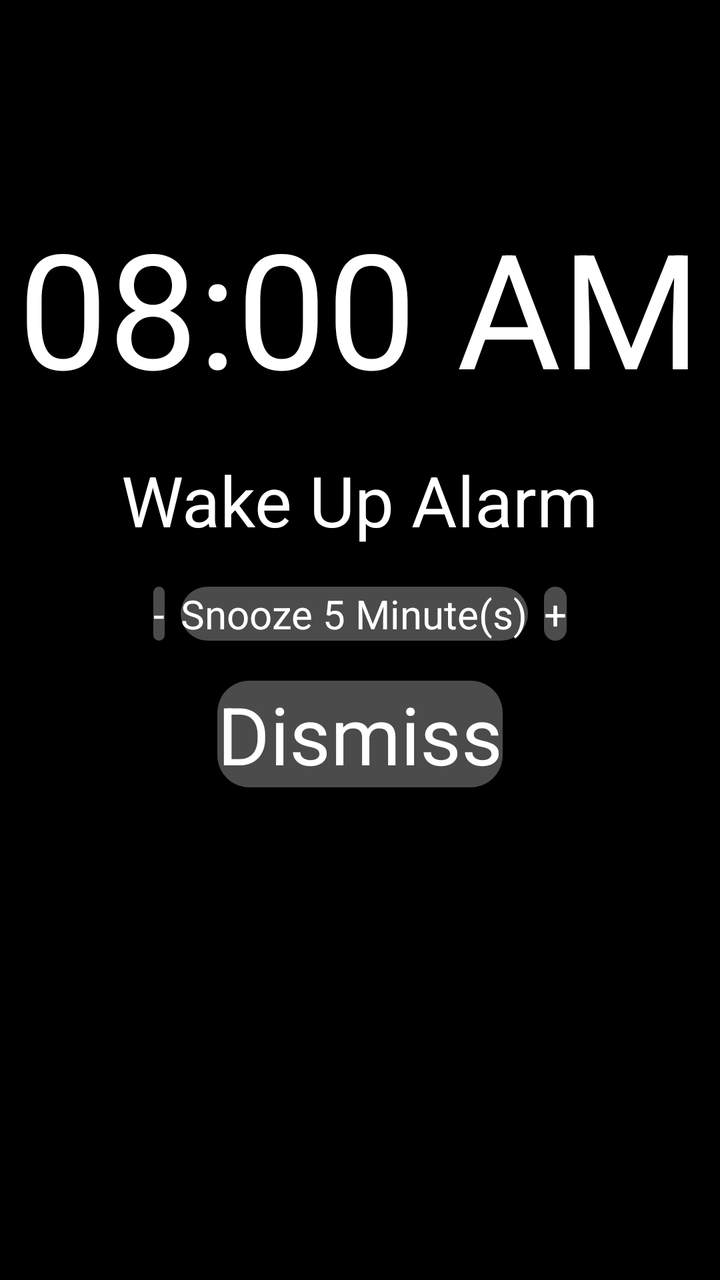
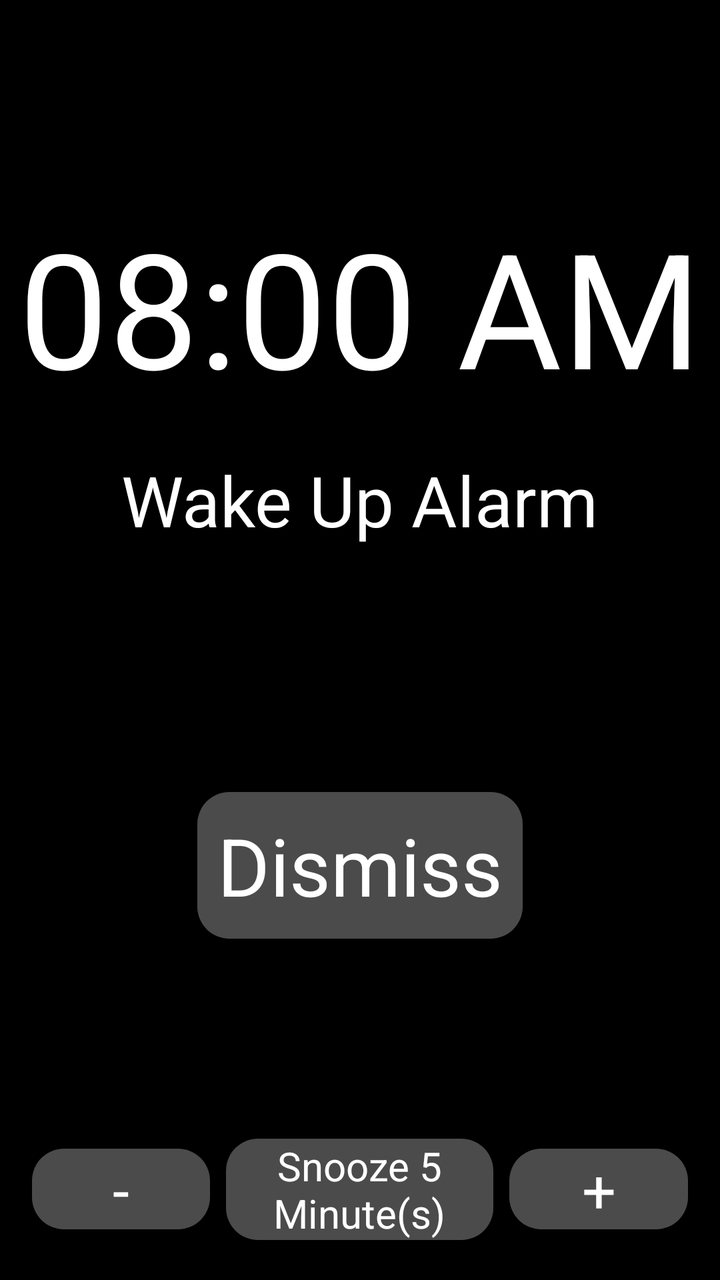

Compare the two renders of this Android layout. The source of the first and the diff that turns it into the second are given below.
<!-- AndroidManifest.xml: activity theme android:Theme.Translucent.NoTitleBar.Fullscreen -->
<!-- res/layout/activity_alarm_alert.xml -->
<?xml version="1.0" encoding="utf-8"?>
<androidx.constraintlayout.widget.ConstraintLayout xmlns:android="http://schemas.android.com/apk/res/android"
    android:layout_width="match_parent"
    android:layout_height="match_parent"
    android:background="@color/black">

    
    <LinearLayout
        android:layout_width="match_parent"
        android:layout_height="match_parent"
        android:orientation="vertical"
        android:gravity="center_horizontal">

        <TextView
            android:id="@+id/textViewAlarmTime"
            android:layout_width="wrap_content"
            android:layout_height="wrap_content"
            android:textColor="@color/white"
            android:textSize="80dp"
            android:text="08:00 AM"
            android:layout_marginTop="100dp" />

        <TextView
            android:id="@+id/textViewAlarmName"
            android:layout_width="wrap_content"
            android:layout_height="wrap_content"
            android:textColor="@color/white"
            android:textSize="35sp"
            android:layout_marginTop="20dp"
            android:text="Wake Up Alarm" />

        
        <LinearLayout
            android:layout_width="wrap_content"
            android:layout_height="wrap_content"
            android:orientation="horizontal"
            android:layout_marginTop="20dp">

            
            <Button
                android:id="@+id/buttonSnoozeMinus"
                android:layout_width="wrap_content"
                android:layout_height="wrap_content"
                android:layout_marginEnd="8dp"
                android:text="-"
                android:textSize="20sp"
                android:textColor="@color/white"
                android:backgroundTint="@color/clicked_item_background"
                android:background="@drawable/rounded_background"
                android:layout_alignParentLeft="true" />

            
            <Button
                android:id="@+id/buttonSnooze"
                android:layout_width="wrap_content"
                android:layout_height="wrap_content"
                android:text="Snooze 5 Minute(s)"
                android:textSize="20sp"
                android:textColor="@color/white"
                android:background="@drawable/rounded_background"
                android:backgroundTint="@color/clicked_item_background"
                android:layout_centerHorizontal="true" />

            
            <Button
                android:id="@+id/buttonSnoozePlus"
                android:layout_width="wrap_content"
                android:layout_height="wrap_content"
                android:layout_marginStart="8dp"
                android:text="+"
                android:textSize="20sp"
                android:textColor="@color/white"
                android:background="@drawable/rounded_background"
                android:backgroundTint="@color/clicked_item_background"
                android:layout_alignParentRight="true" />
        </LinearLayout>

        
        <Button
            android:id="@+id/buttonDismiss"
            android:layout_width="wrap_content"
            android:layout_height="wrap_content"
            android:layout_gravity="center_horizontal|bottom"
            android:backgroundTint="@color/clicked_item_background"
            android:textColor="@color/white"
            android:text="Dismiss"
            android:textSize="40dp"
            android:layout_marginTop="20dp"
            android:layout_centerHorizontal="true"
            android:background="@drawable/rounded_background" />
    </LinearLayout>

</androidx.constraintlayout.widget.ConstraintLayout>
<!-- resources referenced by this layout -->
<resources>
  <color name="black">#FF000000</color>
  <color name="clicked_item_background">#4b4b4b</color>
  <color name="white">#FFFFFFFF</color>
  <!-- drawable rounded_background (drawable) -->
  <?xml version="1.0" encoding="utf-8"?>
  <shape xmlns:android="http://schemas.android.com/apk/res/android">
      <solid android:color="#2C2C2C"/> 
      <corners android:radius="16dp"/> 
  </shape>
</resources>

<!-- the commit's change to res/layout/activity_alarm_alert.xml (unified diff, before → after) -->
@@ -2,14 +2,8 @@
 <androidx.constraintlayout.widget.ConstraintLayout xmlns:android="http://schemas.android.com/apk/res/android"
     android:layout_width="match_parent"
     android:layout_height="match_parent"
+    xmlns:app="http://schemas.android.com/apk/res-auto"
     android:background="@color/black">
-
-    
-    <LinearLayout
-        android:layout_width="match_parent"
-        android:layout_height="match_parent"
-        android:orientation="vertical"
-        android:gravity="center_horizontal">
 
         <TextView
             android:id="@+id/textViewAlarmTime"
@@ -18,7 +12,10 @@
             android:textColor="@color/white"
             android:textSize="80dp"
             android:text="08:00 AM"
-            android:layout_marginTop="100dp" />
+            android:layout_marginTop="100dp"
+            app:layout_constraintEnd_toEndOf="parent"
+            app:layout_constraintStart_toStartOf="parent"
+            app:layout_constraintTop_toTopOf="parent" />
 
         <TextView
             android:id="@+id/textViewAlarmName"
@@ -27,53 +24,10 @@
             android:textColor="@color/white"
             android:textSize="35sp"
             android:layout_marginTop="20dp"
-            android:text="Wake Up Alarm" />
-
-        
-        <LinearLayout
-            android:layout_width="wrap_content"
-            android:layout_height="wrap_content"
-            android:orientation="horizontal"
-            android:layout_marginTop="20dp">
-
-            
-            <Button
-                android:id="@+id/buttonSnoozeMinus"
-                android:layout_width="wrap_content"
-                android:layout_height="wrap_content"
-                android:layout_marginEnd="8dp"
-                android:text="-"
-                android:textSize="20sp"
-                android:textColor="@color/white"
-                android:backgroundTint="@color/clicked_item_background"
-                android:background="@drawable/rounded_background"
-                android:layout_alignParentLeft="true" />
-
-            
-            <Button
-                android:id="@+id/buttonSnooze"
-                android:layout_width="wrap_content"
-                android:layout_height="wrap_content"
-                android:text="Snooze 5 Minute(s)"
-                android:textSize="20sp"
-                android:textColor="@color/white"
-                android:background="@drawable/rounded_background"
-                android:backgroundTint="@color/clicked_item_background"
-                android:layout_centerHorizontal="true" />
-
-            
-            <Button
-                android:id="@+id/buttonSnoozePlus"
-                android:layout_width="wrap_content"
-                android:layout_height="wrap_content"
-                android:layout_marginStart="8dp"
-                android:text="+"
-                android:textSize="20sp"
-                android:textColor="@color/white"
-                android:background="@drawable/rounded_background"
-                android:backgroundTint="@color/clicked_item_background"
-                android:layout_alignParentRight="true" />
-        </LinearLayout>
+            android:text="Wake Up Alarm"
+            app:layout_constraintEnd_toEndOf="parent"
+            app:layout_constraintStart_toStartOf="parent"
+            app:layout_constraintTop_toBottomOf="@+id/textViewAlarmTime" />
 
         
         <Button
@@ -87,7 +41,65 @@
             android:textSize="40dp"
             android:layout_marginTop="20dp"
             android:layout_centerHorizontal="true"
+            app:layout_constraintBottom_toTopOf="@+id/linearLayoutSnooze"
+            app:layout_constraintStart_toStartOf="parent"
+            app:layout_constraintEnd_toEndOf="parent"
+            android:layout_marginBottom="100dp"
+            android:padding="10dp"
             android:background="@drawable/rounded_background" />
-    </LinearLayout>
+
+        
+        <LinearLayout
+            android:id="@+id/linearLayoutSnooze"
+            android:layout_width="match_parent"
+            android:layout_height="wrap_content"
+            android:orientation="horizontal"
+            android:gravity="center"
+            android:layout_marginTop="20dp"
+            android:paddingStart="16dp"
+            android:paddingEnd="16dp"
+            app:layout_constraintBottom_toBottomOf="parent"
+            app:layout_constraintStart_toStartOf="parent"
+            app:layout_constraintEnd_toEndOf="parent"
+            android:layout_marginBottom="20dp">
+
+            
+            <Button
+                android:id="@+id/buttonSnoozeMinus"
+                android:layout_width="0dp"
+                android:layout_height="wrap_content"
+                android:layout_weight="1"
+                android:text="-"
+                android:textSize="30sp"
+                android:textColor="@color/white"
+                android:layout_marginEnd="8dp"
+                android:background="@drawable/rounded_background"
+                android:backgroundTint="@color/clicked_item_background" />
+
+            
+            <Button
+                android:id="@+id/buttonSnooze"
+                android:layout_width="0dp"
+                android:layout_height="wrap_content"
+                android:layout_weight="1.5"
+                android:text="Snooze 5 Minute(s)"
+                android:textSize="20sp"
+                android:textColor="@color/white"
+                android:background="@drawable/rounded_background"
+                android:backgroundTint="@color/clicked_item_background" />
+
+            
+            <Button
+                android:id="@+id/buttonSnoozePlus"
+                android:layout_width="0dp"
+                android:layout_height="wrap_content"
+                android:layout_weight="1"
+                android:text="+"
+                android:layout_marginStart="8dp"
+                android:textSize="30sp"
+                android:textColor="@color/white"
+                android:background="@drawable/rounded_background"
+                android:backgroundTint="@color/clicked_item_background" />
+        </LinearLayout>
 
 </androidx.constraintlayout.widget.ConstraintLayout>
